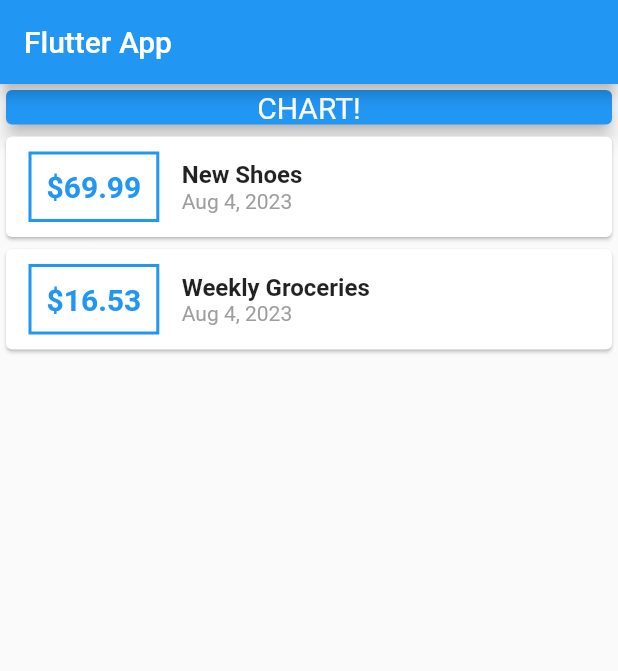
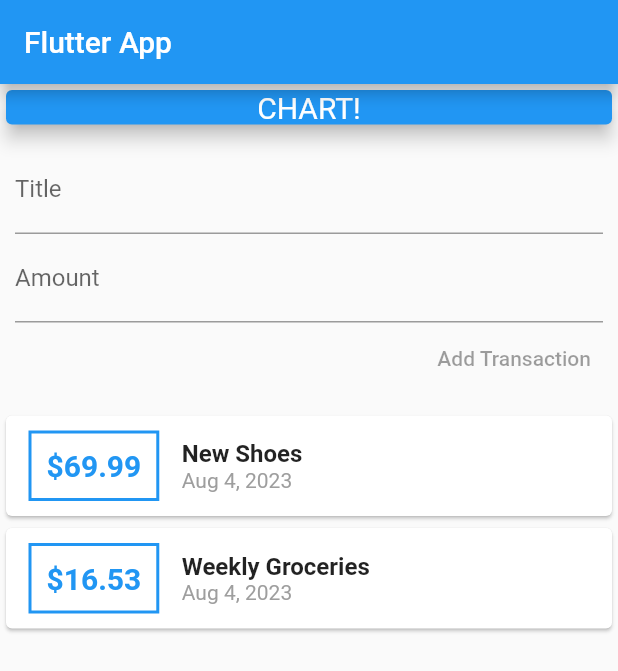
Before and after one commit to romanfarooq/Flutter-and-Dart-course, a Flutter app: the screen it shows after launch, on a phone screen of 412 x 824 dp. Shown: the top 671 px of the screen. Run offline on Flutter 3.47's test engine with Material 2 defaults, Android fonts, the phone set to English and light mode, and no system bars.

Commit message:
added text input

```diff
--- a/expense_planner/lib/main.dart
+++ b/expense_planner/lib/main.dart
@@ -36,6 +36,9 @@ class MyHomePage extends StatelessWidget {
     ),
   ];
 
+  final titleController = TextEditingController();
+  final amountController = TextEditingController();
+
   @override
   Widget build(BuildContext context) {
     return Scaffold(
@@ -52,8 +55,32 @@ class MyHomePage extends StatelessWidget {
               child: Text(
                 'CHART!',
                 textAlign: TextAlign.center,
-                style: TextStyle(color: Colors.white, fontSize: 20),
+                style: TextStyle(
+                  color: Colors.white,
+                  fontSize: 20,
+                ),
               ),
+            ),
+          ),
+          Container(
+            width: double.infinity,
+            padding: const EdgeInsets.all(10),
+            child: Column(
+              crossAxisAlignment: CrossAxisAlignment.end,
+              children: <Widget>[
+                TextField(
+                  decoration: const InputDecoration(labelText: 'Title'),
+                  controller: titleController,
+                ),
+                TextField(
+                  decoration: const InputDecoration(labelText: 'Amount'),
+                  controller: amountController,
+                ),
+                const TextButton(
+                  onPressed: null,
+                  child: Text('Add Transaction'),
+                ),
+              ],
             ),
           ),
           Column(
```
